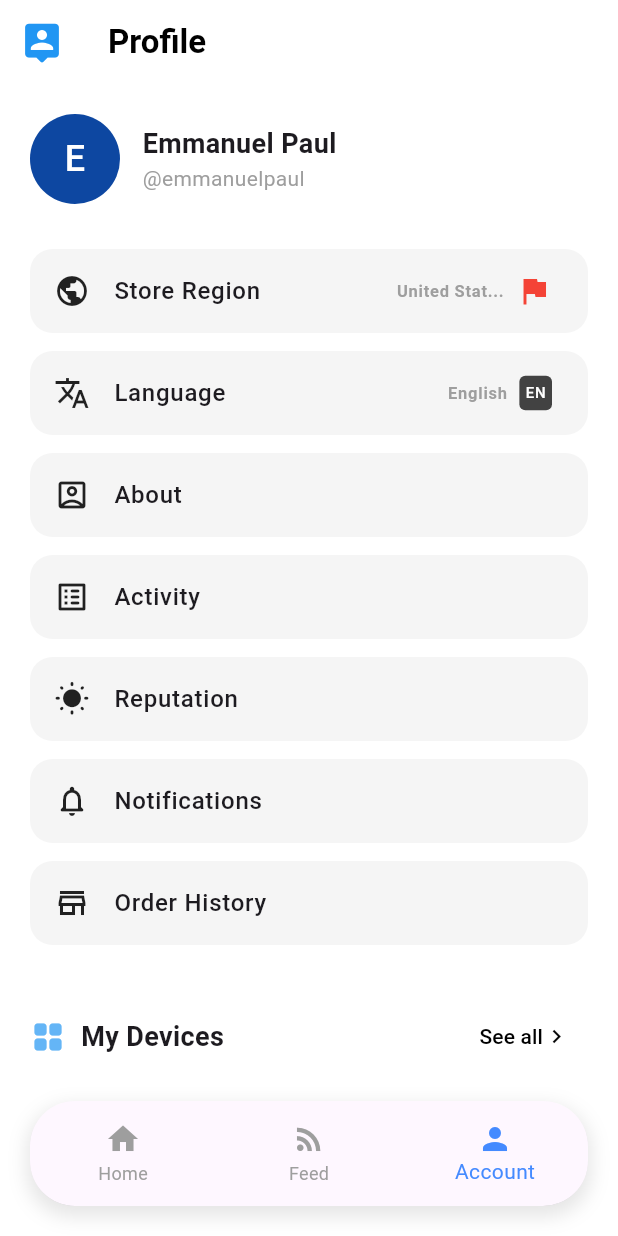
After one commit to NueL72/mobodemo, a Flutter app: the ProfilePage screen opened directly, on a phone screen of 412 x 824 dp. The commit adds this screen. Run offline on Flutter 3.47's test engine with Material 3 defaults, Android fonts, the phone set to English and light mode, and no system bars; our stand-ins replace firebase_auth, firebase_core, google_maps_flutter, google_sign_in, image_picker; accounts and stored records are empty.

Commit message:
successful login complete

```diff
--- /dev/null
+++ b/lib/Customerpages/customerAccount.dart
@@ -0,0 +1,203 @@
+import 'package:flutter/material.dart';
+
+void main() => runApp(const MaterialApp(
+      debugShowCheckedModeBanner: false,
+      home: ProfilePage(),
+    ));
+
+class ProfilePage extends StatefulWidget {
+  const ProfilePage({super.key});
+
+  @override
+  State<ProfilePage> createState() => _ProfilePageState();
+}
+
+class _ProfilePageState extends State<ProfilePage> {
+  // Tracking the current index for the navigation bar
+  int _currentIndex = 2; // Defaulting to 'Account' index
+
+  @override
+  Widget build(BuildContext context) {
+    return Scaffold(
+      backgroundColor: Colors.white,
+      appBar: AppBar(
+        backgroundColor: Colors.white,
+        elevation: 0,
+        leading: const Icon(Icons.person_pin_rounded, color: Colors.blue, size: 30),
+        title: const Text('Profile',
+            style: TextStyle(color: Colors.black, fontWeight: FontWeight.bold)),
+      ),
+      body: ListView(
+        padding: const EdgeInsets.symmetric(horizontal: 20),
+        children: [
+          const SizedBox(height: 20),
+          // --- Profile Header ---
+          Row(
+            children: [
+              CircleAvatar(
+                radius: 30,
+                backgroundColor: Colors.blue.shade900,
+                child: const Text('E',
+                    style: TextStyle(color: Colors.white, fontSize: 24)),
+              ),
+              const SizedBox(width: 15),
+              const Column(
+                crossAxisAlignment: CrossAxisAlignment.start,
+                children: [
+                  Text('Emmanuel Paul',
+                      style: TextStyle(fontSize: 18, fontWeight: FontWeight.bold)),
+                  Text('@emmanuelpaul', style: TextStyle(color: Colors.grey)),
+                ],
+              )
+            ],
+          ),
+          const SizedBox(height: 30),
+
+          // --- Menu Items ---
+          _buildMenuItem(Icons.public, "Store Region",
+              trailingText: "United Stat...", trailingIcon: Icons.flag),
+          _buildMenuItem(Icons.translate, "Language",
+              trailingText: "English", isLanguage: true),
+          _buildMenuItem(Icons.account_box_outlined, "About"),
+          _buildMenuItem(Icons.list_alt_rounded, "Activity"),
+          _buildMenuItem(Icons.wb_sunny_rounded, "Reputation"),
+          _buildMenuItem(Icons.notifications_none_rounded, "Notifications"),
+          _buildMenuItem(Icons.store_outlined, "Order History"),
+
+          const SizedBox(height: 25),
+
+          // --- My Devices Header ---
+          Row(
+            mainAxisAlignment: MainAxisAlignment.spaceBetween,
+            children: [
+              Row(
+                children: [
+                  Icon(Icons.grid_view_rounded, color: Colors.blue.shade300),
+                  const SizedBox(width: 10),
+                  const Text("My Devices",
+                      style: TextStyle(fontSize: 18, fontWeight: FontWeight.bold)),
+                ],
+              ),
+              TextButton(
+                onPressed: () {},
+                child: const Row(
+                  children: [
+                    Text("See all", style: TextStyle(color: Colors.black)),
+                    Icon(Icons.chevron_right, color: Colors.black),
+                  ],
+                ),
+              )
+            ],
+          ),
+
+          // --- Device Cards ---
+          Row(
+            children: [
+              _buildDeviceCard(Icons.add, "Add new", isAdd: true),
+              const SizedBox(width: 15),
+              _buildDeviceCard(null, "Product Details"),
+            ],
+          ),
+          const SizedBox(height: 120), // Extra space so Nav Bar doesn't hide content
+        ],
+      ),
+
+      // --- UPDATED BOTTOM NAVIGATION BAR ---
+      bottomNavigationBar: Container(
+        margin: const EdgeInsets.all(20),
+        height: 70,
+        decoration: BoxDecoration(
+          color: Colors.white,
+          borderRadius: BorderRadius.circular(30),
+          boxShadow: [
+            BoxShadow(
+              color: Colors.black.withOpacity(0.1),
+              spreadRadius: 2,
+              blurRadius: 10,
+              offset: const Offset(0, 5),
+            ),
+          ],
+        ),
+        child: ClipRRect(
+          borderRadius: BorderRadius.circular(30),
+          child: BottomNavigationBar(
+            currentIndex: _currentIndex,
+            onTap: (index) {
+              setState(() {
+                _currentIndex = index;
+              });
+              // Add navigation logic here if using this in a multi-page app
+            },
+            type: BottomNavigationBarType.fixed,
+            selectedItemColor: Colors.blueAccent,
+            unselectedItemColor: Colors.grey,
+            showSelectedLabels: true,
+            showUnselectedLabels: true,
+            items: const [
+              BottomNavigationBarItem(icon: Icon(Icons.home), label: "Home"),
+              BottomNavigationBarItem(icon: Icon(Icons.rss_feed), label: "Feed"),
+              BottomNavigationBarItem(icon: Icon(Icons.person), label: "Account"),
+            ],
+          ),
+        ),
+      ),
+    );
+  }
+
+  // Helper methods
+  Widget _buildMenuItem(IconData icon, String title,
+      {String? trailingText, IconData? trailingIcon, bool isLanguage = false}) {
+    return Container(
+      margin: const EdgeInsets.only(bottom: 12),
+      decoration: BoxDecoration(
+        color: Colors.grey.shade100,
+        borderRadius: BorderRadius.circular(15),
+      ),
+      child: ListTile(
+        leading: Icon(icon, color: Colors.black87),
+        title: Text(title, style: const TextStyle(fontWeight: FontWeight.w500)),
+        trailing: Row(
+          mainAxisSize: MainAxisSize.min,
+          children: [
+            if (trailingText != null)
+              Text(trailingText,
+                  style: const TextStyle(
+                      color: Colors.grey, fontWeight: FontWeight.bold)),
+            const SizedBox(width: 8),
+            if (isLanguage)
+              Container(
+                  padding: const EdgeInsets.all(4),
+                  decoration: BoxDecoration(
+                      color: Colors.grey.shade800,
+                      borderRadius: BorderRadius.circular(4)),
+                  child: const Text("EN",
+                      style: TextStyle(color: Colors.white, fontSize: 10))),
+            if (trailingIcon != null) const Icon(Icons.flag, color: Colors.red),
+          ],
+        ),
+      ),
+    );
+  }
+
+  Widget _buildDeviceCard(IconData? icon, String label, {bool isAdd = false}) {
+    return Container(
+      width: 140,
+      height: 160,
+      decoration: BoxDecoration(
+        color: Colors.grey.shade100,
+        borderRadius: BorderRadius.circular(20),
+      ),
+      child: Column(
+        mainAxisAlignment: MainAxisAlignment.center,
+        children: [
+          isAdd
+              ? Icon(icon, size: 40, color: Colors.black54)
+              : Container(height: 80, width: 40, color: Colors.orange),
+          const SizedBox(height: 10),
+          Text(label,
+              style: const TextStyle(fontSize: 12, fontWeight: FontWeight.w500)),
+        ],
+      ),
+    );
+  }
+}
--- a/lib/Customerpages/google_Signin.dart
+++ b/lib/Customerpages/google_Signin.dart
@@ -1,4 +1,6 @@
 import 'package:flutter/material.dart';
+// import 'package:mobowiza/Customerpages/custome_firstPg.dart';
+import 'package:mobowiza/Customerpages/customerAccount.dart';
 import 'auth_service.dart'; // Import the service created above
 
 class LoginPage extends StatelessWidget {
@@ -23,6 +25,10 @@ class LoginPage extends StatelessWidget {
             final user = await _authService.signInWithGoogle();
             if (user != null) {
               print("Signed in: ${user.user?.displayName}");
+              Navigator.push(
+                context,
+                MaterialPageRoute(builder: (context) => ProfilePage()),
+              );
               // Navigate to your Home Screen here
             }
           },
```
